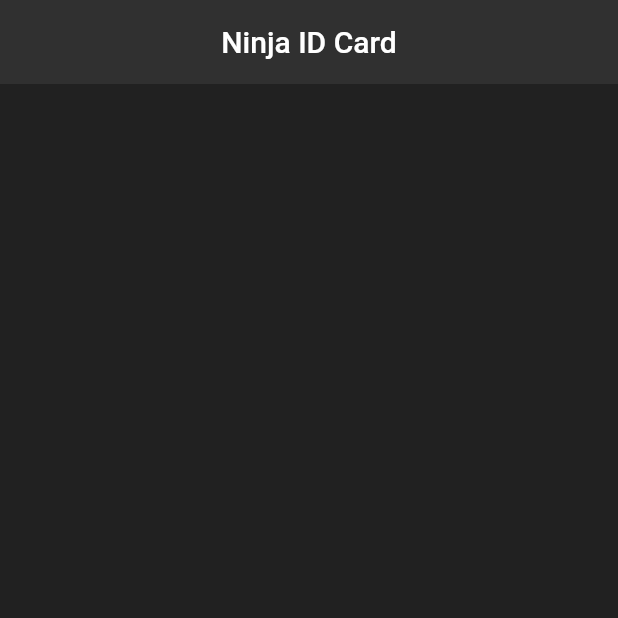
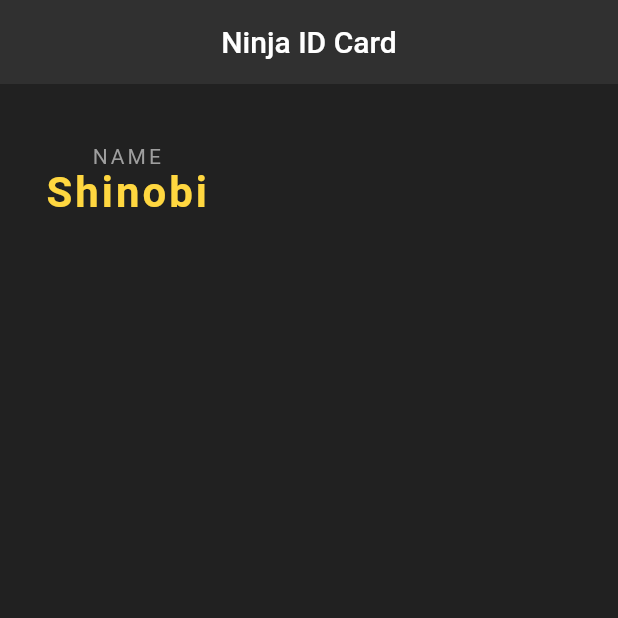
Before and after one commit to ammar629/ninja_id_project, a Flutter app: the screen it shows after launch, on a phone screen of 412 x 824 dp, the top half of it. Run offline on Flutter 3.47's test engine with Material 2 defaults, Android fonts, the phone set to English and light mode, and no system bars.

Commit message:
Added a utility StatelessWidget called SImpleTextWidgetUtil
* Implemented a utility which will take care of all the parameters like name, textColor,letterSpacing and fontSize for the Text() widget

* Applied formatting to main.dart

```diff
--- a/lib/main.dart
+++ b/lib/main.dart
@@ -6,11 +6,11 @@ void main() {
   ));
 }
 
-class NinjaCard extends StatelessWidget{
+class NinjaCard extends StatelessWidget {
   const NinjaCard({super.key});
 
   @override
-  Widget build(BuildContext context){
+  Widget build(BuildContext context) {
     return Scaffold(
       backgroundColor: Colors.grey[900],
       appBar: AppBar(
@@ -19,6 +19,44 @@ class NinjaCard extends StatelessWidget{
         elevation: 0,
         centerTitle: true,
       ),
+      body: const Padding(
+        padding: EdgeInsets.fromLTRB(30, 40, 30, 0),
+        child: Column(children: <Widget>[
+          SimpleTextWidgetUtil(
+            'NAME',
+             Colors.grey, 2.0,
+              null,
+               FontWeight.normal
+               ),
+
+          SimpleTextWidgetUtil('Shinobi',Colors.amberAccent,2.0,28.0,FontWeight.bold),
+        ]),
+      ),
     );
   }
 }
+
+class SimpleTextWidgetUtil extends StatelessWidget {
+  final String name;
+  final Color textColor;
+  final double textLetterSpacing;
+  final double? textFontSize;
+  final FontWeight textFontWeight;
+
+  const SimpleTextWidgetUtil(this.name, this.textColor, this.textLetterSpacing,
+      this.textFontSize, this.textFontWeight,
+      {super.key});
+
+  @override
+  Widget build(BuildContext context) {
+    return Text(
+      name,
+      style: TextStyle(
+        color: textColor,
+        letterSpacing: textLetterSpacing,
+        fontSize: textFontSize ?? 14,
+        fontWeight: textFontWeight,
+      ),
+    );
+  }
+}
```
